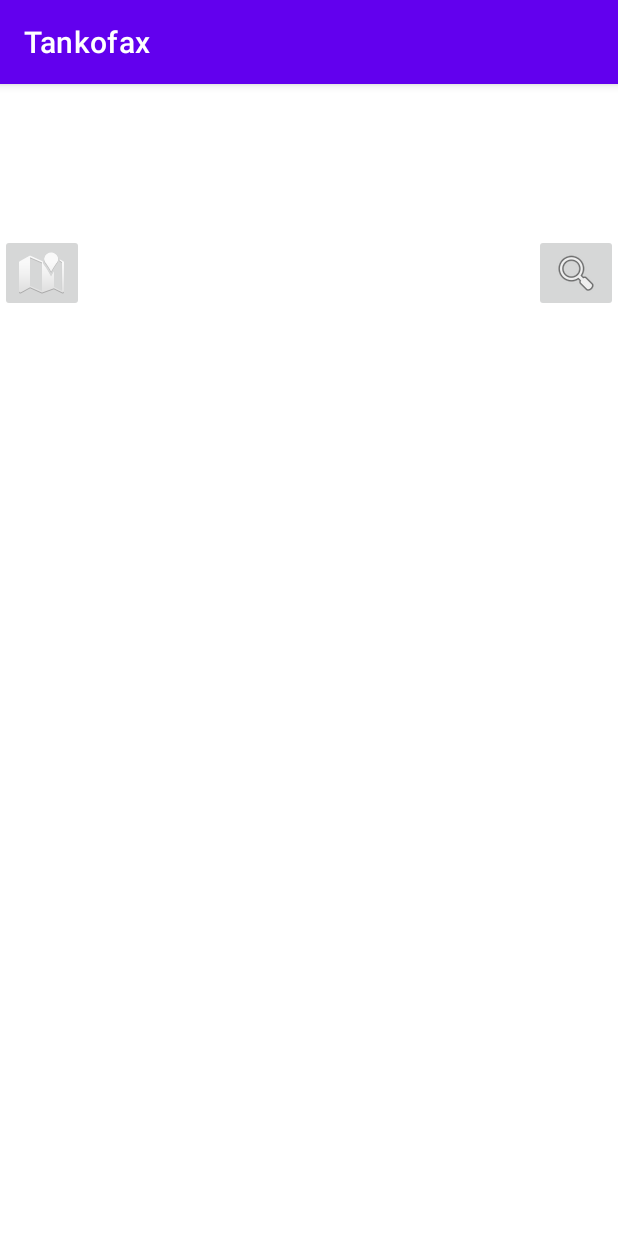
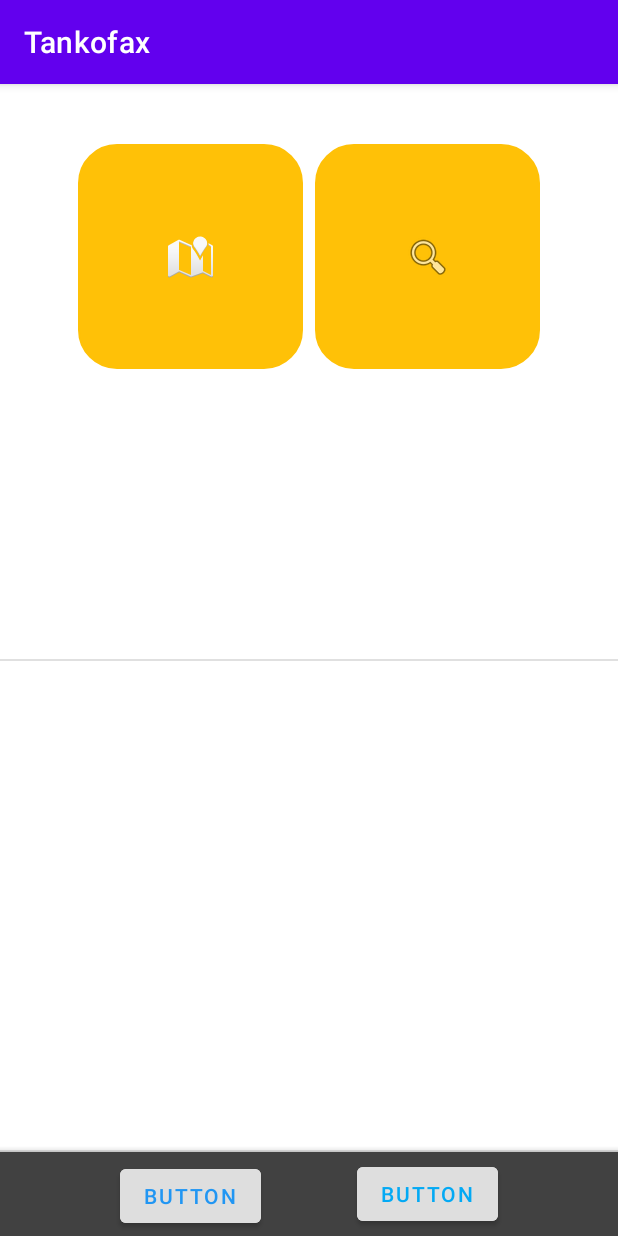
Before and after one commit to Tankofax/Tankofax, an Android app: the screen it shows after launch (MainActivity), on a phone screen of 412 x 824 dp. Run offline under Robolectric (Android 15) with nearby library versions, the phone set to English and light mode, and no system bars.

Commit message:
Design_001
Round Button, Colour Update

```diff
--- a/app/build.gradle
+++ b/app/build.gradle
@@ -33,6 +33,7 @@ dependencies {
     implementation 'androidx.appcompat:appcompat:1.2.0'
     implementation 'com.google.android.material:material:1.3.0'
     implementation 'androidx.constraintlayout:constraintlayout:2.0.4'
+    implementation 'com.google.android.gms:play-services-maps:17.0.0'
     testImplementation 'junit:junit:4.+'
     androidTestImplementation 'androidx.test.ext:junit:1.1.2'
     androidTestImplementation 'androidx.test.espresso:espresso-core:3.3.0'
--- /dev/null
+++ b/app/src/main/res/drawable/mybutton.xml
@@ -0,0 +1,24 @@
+<?xml version="1.0" encoding="utf-8"?>
+<selector xmlns:android="http://schemas.android.com/apk/res/android" >
+    <item android:state_pressed="true" >
+        <shape android:shape="rectangle"  >
+            <corners android:radius="25dip" />
+            <stroke android:width="1dip" android:color="#5e7974" />
+            <gradient android:angle="-90" android:startColor="#345953" android:endColor="#689a92"  />
+        </shape>
+    </item>
+    <item android:state_focused="true">
+        <shape android:shape="rectangle"  >
+            <corners android:radius="25dip" />
+            <stroke android:width="1dip" android:color="#5e7974" />
+            <solid android:color="#58857e"/>
+        </shape>
+    </item>
+    <item >
+        <shape android:shape="rectangle"  >
+            <corners android:radius="25dip" />
+            <stroke android:width="1dip" android:color="#5e7974" />
+            <gradient android:angle="-90" android:startColor="#8dbab3" android:endColor="#58857e" />
+        </shape>
+    </item>
+</selector>
--- a/app/src/main/res/layout/activity_main.xml
+++ b/app/src/main/res/layout/activity_main.xml
@@ -8,20 +8,90 @@
 
     <ImageButton
         android:id="@+id/imageButton3"
-        android:layout_width="wrap_content"
-        android:layout_height="wrap_content"
-        android:layout_marginTop="100dp"
+        android:layout_width="150dp"
+        android:layout_height="150dp"
+        android:layout_marginStart="52dp"
+        android:layout_marginTop="40dp"
+        android:background="@drawable/mybutton"
+        android:backgroundTint="#FFC107"
+        android:foregroundTint="#FF5722"
         app:layout_constraintStart_toStartOf="parent"
         app:layout_constraintTop_toTopOf="parent"
         app:srcCompat="@android:drawable/ic_dialog_map" />
 
     <ImageButton
         android:id="@+id/imageButton4"
-        android:layout_width="wrap_content"
-        android:layout_height="wrap_content"
-        android:layout_marginTop="100dp"
+        android:layout_width="150dp"
+        android:layout_height="150dp"
+        android:layout_marginTop="40dp"
+        android:layout_marginEnd="52dp"
+        android:background="@drawable/mybutton"
+        android:backgroundTint="#FFC107"
+        android:foregroundTint="#FF5722"
         app:layout_constraintEnd_toEndOf="parent"
         app:layout_constraintTop_toTopOf="parent"
         app:srcCompat="@android:drawable/ic_menu_search" />
 
+    <Button
+        android:id="@+id/button2"
+        android:layout_width="wrap_content"
+        android:layout_height="wrap_content"
+        android:layout_marginEnd="80dp"
+        android:backgroundTint="#dedede"
+        android:text="Button"
+        android:textColor="#03A9F4"
+        app:layout_constraintBottom_toBottomOf="parent"
+        app:layout_constraintEnd_toEndOf="parent"
+        app:layout_constraintTop_toTopOf="@+id/bottomAppBar"
+        app:rippleColor="#3F51B5" />
+
+    <com.google.android.material.bottomappbar.BottomAppBar
+        android:id="@+id/bottomAppBar"
+        style="@style/Widget.MaterialComponents.BottomAppBar.Colored"
+        android:layout_width="match_parent"
+        android:layout_height="wrap_content"
+        android:layout_gravity="bottom"
+        android:backgroundTint="#BE000000"
+        app:backgroundTint="#000000"
+        app:layout_constraintBottom_toBottomOf="parent"
+        tools:layout_editor_absoluteX="0dp" />
+
+    <Button
+        android:id="@+id/button3"
+        android:layout_width="wrap_content"
+        android:layout_height="wrap_content"
+        android:layout_marginStart="80dp"
+        android:backgroundTint="#dedede"
+        android:text="Button"
+        android:textColor="#2196F3"
+        android:textColorHighlight="#FF2B2B"
+        app:layout_constraintBottom_toBottomOf="parent"
+        app:layout_constraintStart_toStartOf="@+id/bottomAppBar"
+        app:layout_constraintTop_toTopOf="@+id/bottomAppBar"
+        app:layout_constraintVertical_bias="0.625"
+        app:rippleColor="#3F51B5" />
+
+    <View
+        android:id="@+id/divider"
+        android:layout_width="match_parent"
+        android:layout_height="1dp"
+        android:background="?android:attr/listDivider"
+        app:layout_constraintBottom_toBottomOf="@+id/bottomAppBar"
+        app:layout_constraintTop_toTopOf="parent"
+        tools:layout_editor_absoluteX="16dp" />
+
+    <View
+        android:id="@+id/divider2"
+        android:layout_width="match_parent"
+        android:layout_height="1dp"
+        android:background="?android:attr/listDivider"
+        app:layout_constraintBottom_toTopOf="@+id/bottomAppBar" />
+
+    <com.google.android.gms.maps.MapView
+        android:id="@+id/mapView"
+        android:layout_width="wrap_content"
+        android:layout_height="wrap_content"
+        tools:layout_editor_absoluteX="152dp"
+        tools:layout_editor_absoluteY="455dp" />
+
 </androidx.constraintlayout.widget.ConstraintLayout>
```
